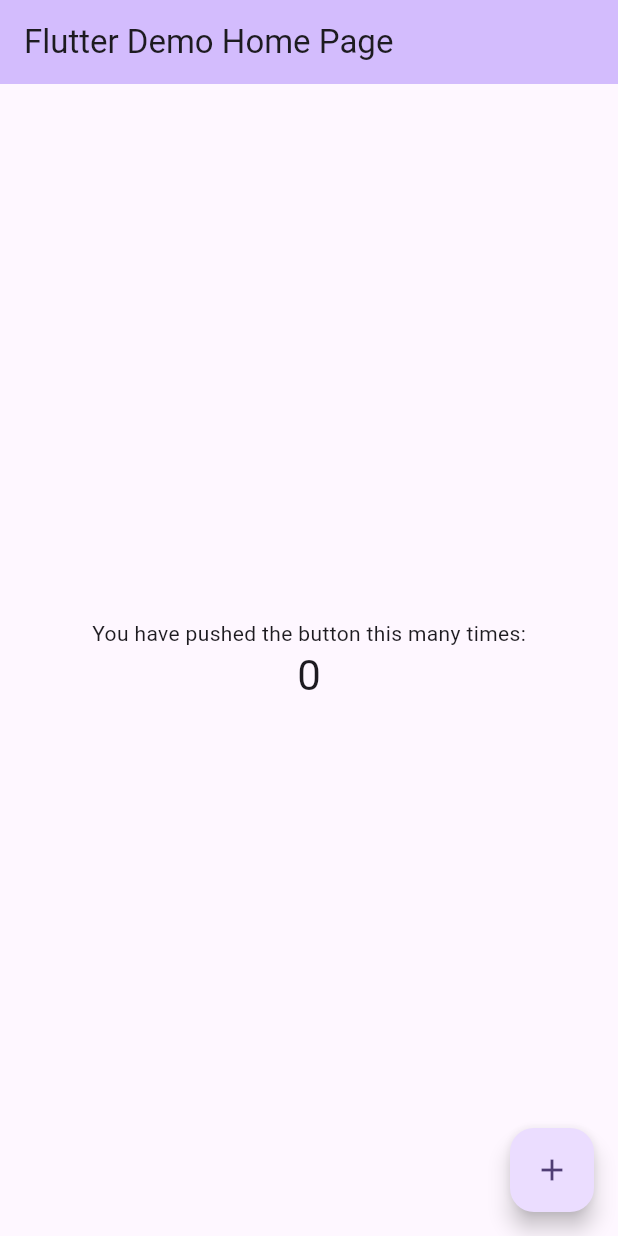
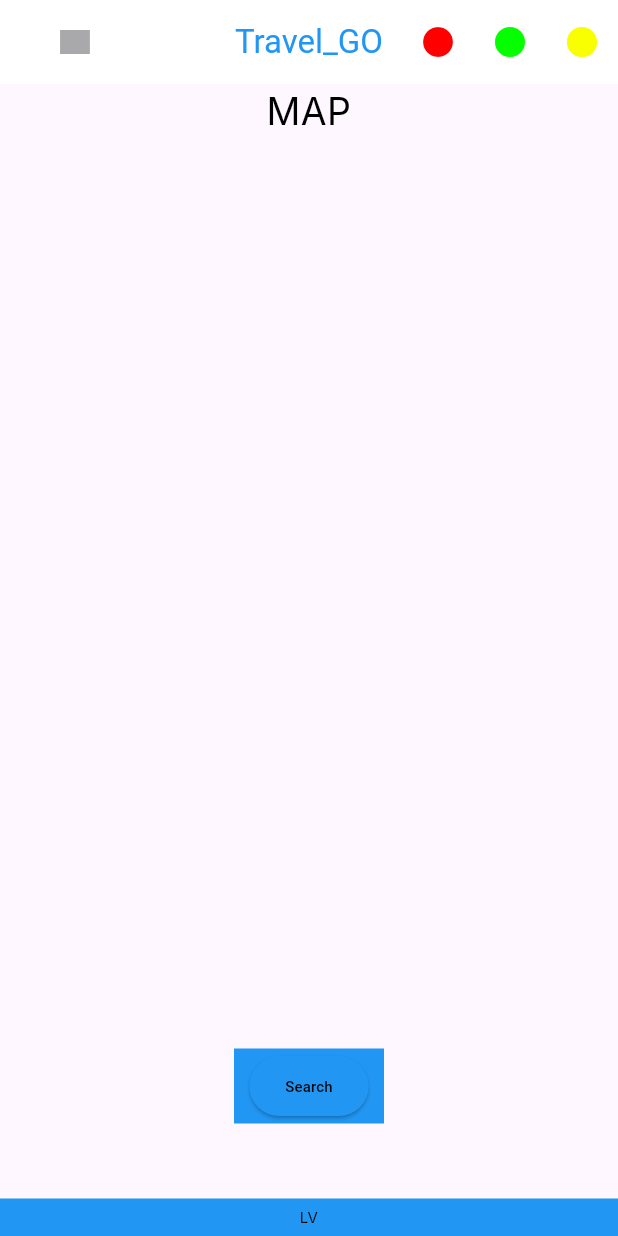
Before and after one commit to Travel-Go-APP/travelgo-Front, a Flutter app: the screen it shows after launch, on a phone screen of 412 x 824 dp. Run offline on Flutter 3.47's test engine with Material 3 defaults, Android fonts, the light colour scheme and no system bars; Roboto replaces fonts that are missing (Inter).

Commit message:
메인 페이지 와이어 프레임 1차

```diff
--- a/lib/main.dart
+++ b/lib/main.dart
@@ -1,125 +1,120 @@
 import 'package:flutter/material.dart';
 
 void main() {
-  runApp(const MyApp());
+  runApp(const TravelGoApp());
 }
 
-class MyApp extends StatelessWidget {
-  const MyApp({super.key});
+class TravelGoApp extends StatelessWidget {
+  const TravelGoApp({super.key});
 
-  // This widget is the root of your application.
   @override
   Widget build(BuildContext context) {
     return MaterialApp(
-      title: 'Flutter Demo',
+      title: "Travel_GO",
       theme: ThemeData(
-        // This is the theme of your application.
-        //
-        // TRY THIS: Try running your application with "flutter run". You'll see
-        // the application has a purple toolbar. Then, without quitting the app,
-        // try changing the seedColor in the colorScheme below to Colors.green
-        // and then invoke "hot reload" (save your changes or press the "hot
-        // reload" button in a Flutter-supported IDE, or press "r" if you used
-        // the command line to start the app).
-        //
-        // Notice that the counter didn't reset back to zero; the application
-        // state is not lost during the reload. To reset the state, use hot
-        // restart instead.
-        //
-        // This works for code too, not just values: Most code changes can be
-        // tested with just a hot reload.
-        colorScheme: ColorScheme.fromSeed(seedColor: Colors.deepPurple),
-        useMaterial3: true,
+        primarySwatch: Colors.blue
       ),
-      home: const MyHomePage(title: 'Flutter Demo Home Page'),
+      home: const MainPage(),
     );
   }
 }
 
-class MyHomePage extends StatefulWidget {
-  const MyHomePage({super.key, required this.title});
+class MainPage extends StatelessWidget {
+  const MainPage({super.key});
+	@override
+    Widget build(BuildContext context) {
+    	return const Scaffold(
+        	appBar: InfoBar(),	// AppBar
+          body: MapFrame(),
+      );	// Scaffold
+    }
+}
 
-  // This widget is the home page of your application. It is stateful, meaning
-  // that it has a State object (defined below) that contains fields that affect
-  // how it looks.
-
-  // This class is the configuration for the state. It holds the values (in this
-  // case the title) provided by the parent (in this case the App widget) and
-  // used by the build method of the State. Fields in a Widget subclass are
-  // always marked "final".
-
-  final String title;
+class InfoBar extends StatelessWidget implements PreferredSizeWidget {
+  const InfoBar({super.key});
 
   @override
-  State<MyHomePage> createState() => _MyHomePageState();
+  Size get preferredSize => Size.fromHeight(AppBar().preferredSize.height);
+  @override
+  Widget build(BuildContext context) {
+    return Scaffold(
+      appBar:AppBar(
+        backgroundColor: Colors.white,
+        foregroundColor: Colors.blue,
+        elevation: 0,
+        title: const Text('Travel_GO'),
+        centerTitle: true,
+        leading: const IconButton(icon: Icon(Icons.rectangle), onPressed: null),
+        leadingWidth: 100,
+        actions: const [
+          IconButton(icon: Icon(Icons.circle, color: Color(0xFFFF0000),), onPressed: null),
+          IconButton(icon: Icon(Icons.circle, color: Color(0xFF05FF00),), onPressed: null),
+          IconButton(icon: Icon(Icons.circle, color: Color(0xFFF9FF00),), onPressed: null),
+        ],
+      ),
+    );
   }
 
-class _MyHomePageState extends State<MyHomePage> {
-  int _counter = 0;
+}
 
-  void _incrementCounter() {
-    setState(() {
-      // This call to setState tells the Flutter framework that something has
-      // changed in this State, which causes it to rerun the build method below
-      // so that the display can reflect the updated values. If we changed
-      // _counter without calling setState(), then the build method would not be
-      // called again, and so nothing would appear to happen.
-      _counter++;
-    });
-  }
+class MapFrame extends StatelessWidget {
+  const MapFrame({super.key});
 
   @override
   Widget build(BuildContext context) {
-    // This method is rerun every time setState is called, for instance as done
-    // by the _incrementCounter method above.
-    //
-    // The Flutter framework has been optimized to make rerunning build methods
-    // fast, so that you can just rebuild anything that needs updating rather
-    // than having to individually change instances of widgets.
-    return Scaffold(
-      appBar: AppBar(
-        // TRY THIS: Try changing the color here to a specific color (to
-        // Colors.amber, perhaps?) and trigger a hot reload to see the AppBar
-        // change color while the other colors stay the same.
-        backgroundColor: Theme.of(context).colorScheme.inversePrimary,
-        // Here we take the value from the MyHomePage object that was created by
-        // the App.build method, and use it to set our appbar title.
-        title: Text(widget.title),
+    return Center(
+      child: Column(
+        children: [
+          const Expanded(child: Column(
+            children: [
+              Text("MAP",
+              textAlign: TextAlign.center,
+                style: TextStyle(
+                  color: Colors.black,
+                  fontSize: 25,
+                  fontFamily: 'Inter',
+                  fontWeight: FontWeight.w400,
+              ),)
+              ],
+          )
           ),
-      body: Center(
-        // Center is a layout widget. It takes a single child and positions it
-        // in the middle of the parent.
-        child: Column(
-          // Column is also a layout widget. It takes a list of children and
-          // arranges them vertically. By default, it sizes itself to fit its
-          // children horizontally, and tries to be as tall as its parent.
-          //
-          // Column has various properties to control how it sizes itself and
-          // how it positions its children. Here we use mainAxisAlignment to
-          // center the children vertically; the main axis here is the vertical
-          // axis because Columns are vertical (the cross axis would be
-          // horizontal).
-          //
-          // TRY THIS: Invoke "debug painting" (choose the "Toggle Debug Paint"
-          // action in the IDE, or press "p" in the console), to see the
-          // wireframe for each widget.
-          mainAxisAlignment: MainAxisAlignment.center,
-          children: <Widget>[
-            const Text(
-              'You have pushed the button this many times:',
+          Container(
+            alignment: Alignment.center,
+            color : Colors.blue,
+            width : 100,
+            height : 50,
+            margin : const EdgeInsets.only(bottom: 50),
+            child: ElevatedButton(
+              style: ElevatedButton.styleFrom(backgroundColor: Colors.blue,
                 ),
-            Text(
-              '$_counter',
-              style: Theme.of(context).textTheme.headlineMedium,
+              child: const Text(
+                "Search",
+                textAlign: TextAlign.center,
+                  style: TextStyle(
+                    color: Colors.black,
+                    fontSize: 10,
                   ),
+                  ),
+              onPressed: () {  },
+            )
+          ),
+          Container(
+            alignment: Alignment.center,
+            color : Colors.blue,
+            width: double.infinity,
+            height : 25,
+            child: const Text(
+              "LV",
+              textAlign: TextAlign.center,
+                style: TextStyle(
+                  color: Colors.black,
+                  fontSize: 10,
+                  fontFamily: 'Inter',
+                  fontWeight: FontWeight.w400,
+                ),),
+          )
         ],
       ),
-      ),
-      floatingActionButton: FloatingActionButton(
-        onPressed: _incrementCounter,
-        tooltip: 'Increment',
-        child: const Icon(Icons.add),
-      ), // This trailing comma makes auto-formatting nicer for build methods.
     );
 }
 }
```
Also changed, not shown: assets/images/Rank.png (added), 1 other file. Lines whose indentation alone changed are shown as unchanged.
